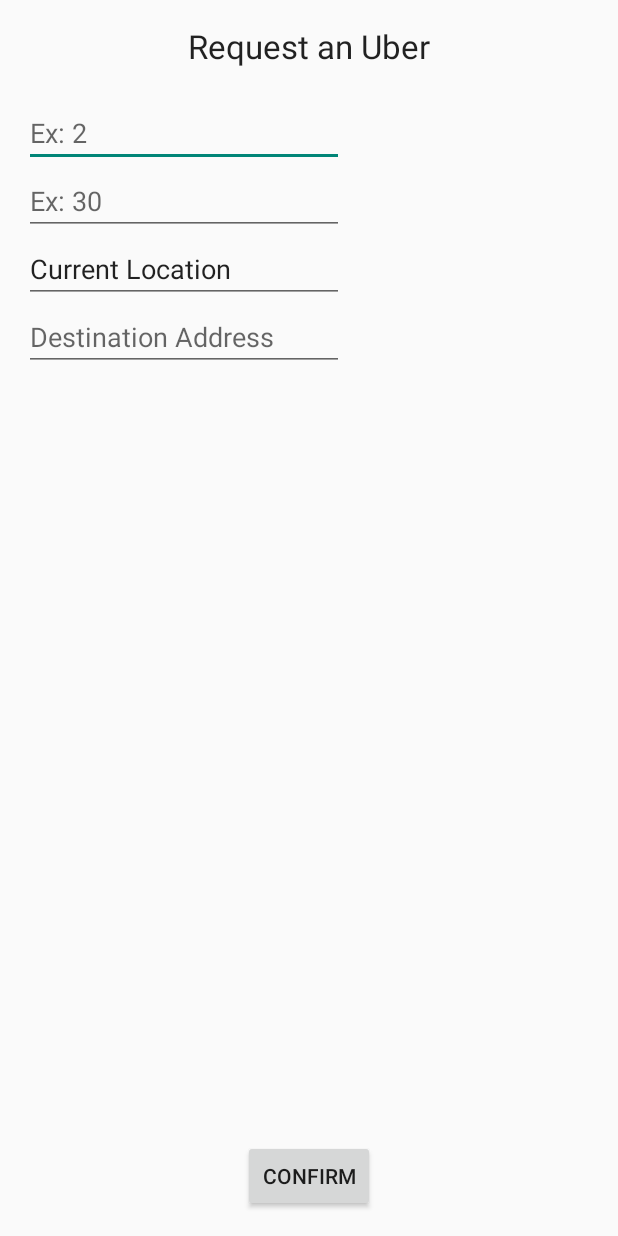
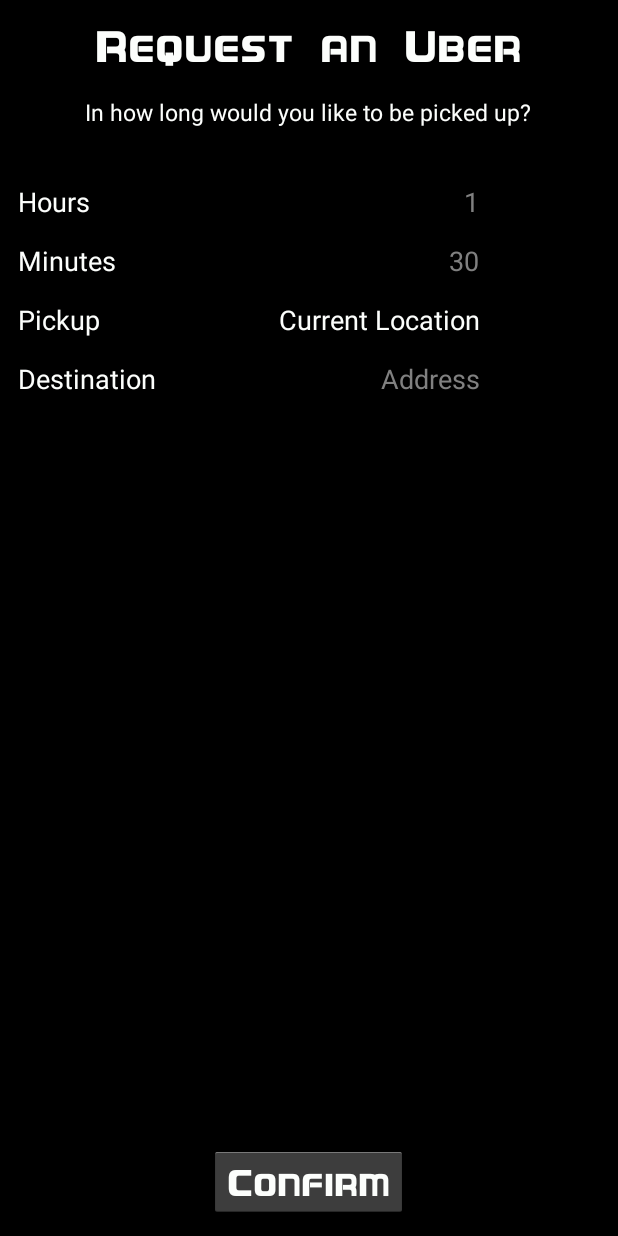
Before and after one commit to rperryng/uber-prepared, an Android app: the RequestUber screen opened directly, with no data from a screen before it, on a phone screen of 412 x 824 dp. Run offline under Robolectric (Android 15) with nearby library versions, the phone set to English and light mode, and no system bars.

Commit message:
more ui changes

```diff
--- a/android/UberPrepared/app/src/main/AndroidManifest.xml
+++ b/android/UberPrepared/app/src/main/AndroidManifest.xml
@@ -16,7 +16,7 @@
     <application
         android:allowBackup="true"
         android:icon="@drawable/arrow_logo"
-        android:theme="@style/AppTheme" >
+        android:theme="@style/android:Theme.Holo.Light" >
         <meta-data
             android:name="com.google.android.gms.version"
             android:value="@integer/google_play_services_version" />
--- a/android/UberPrepared/app/src/main/java/com/example/catherinaxu/uberprepared/RequestUber.java
+++ b/android/UberPrepared/app/src/main/java/com/example/catherinaxu/uberprepared/RequestUber.java
@@ -6,6 +6,7 @@ import android.app.NotificationManager;
 import android.content.Context;
 import android.content.DialogInterface;
 import android.content.Intent;
+import android.graphics.Typeface;
 import android.location.Address;
 import android.location.Geocoder;
 import android.location.Location;
@@ -17,7 +18,9 @@ import android.util.Log;
 import android.view.Menu;
 import android.view.MenuItem;
 import android.view.View;
+import android.widget.Button;
 import android.widget.EditText;
+import android.widget.TextView;
 import android.widget.Toast;
 
 import java.io.IOException;
@@ -54,18 +57,26 @@ public class RequestUber extends Activity {
         setContentView(R.layout.activity_request_uber);
         getActionBar().hide();
 
+        TextView title = (TextView) findViewById(R.id.title);
+        Typeface font = Typeface.createFromAsset(getAssets(), "Domelen.ttf");
+        title.setTypeface(font);
+
+        Button submit = (Button) findViewById(R.id.submit);
+        submit.setTypeface(font);
+
         EditText hour = (EditText) findViewById(R.id.hour);
-        hour.setHint("Ex: 2");
+        hour.setHint("1");
 
         EditText minute = (EditText) findViewById(R.id.minute);
-        minute.setHint("Ex: 30");
+        minute.setHint("30");
 
         //pickup set default with current location
         EditText pickup = (EditText) findViewById(R.id.pickup);
         pickup.setText("Current Location");
+        pickup.setHint("Address");
 
         EditText destination = (EditText) findViewById(R.id.destination);
-        destination.setHint("Destination Address");
+        destination.setHint("Address");
 
         TelephonyManager tMgr = (TelephonyManager) RequestUber.this.getApplicationContext().getSystemService(Context.TELEPHONY_SERVICE);
         mPhoneNumber = tMgr.getLine1Number();
@@ -257,6 +268,9 @@ public class RequestUber extends Activity {
                             dialog.cancel();
                             buildSuccessAlert();
                             deployNotification("");
+
+                            mDestinationCoords = new LatLng(dmatches.get(0).getLatitude(), dmatches.get(0).getLongitude());
+
                         }
                     })
                     .setNegativeButton("No", new DialogInterface.OnClickListener() {
@@ -278,7 +292,7 @@ public class RequestUber extends Activity {
             AlertDialog.Builder builder = new AlertDialog.Builder(this);
             String paddress = buildAddress(pmatches);
 
-            builder.setMessage("Is " + paddress + " your pickup location? -> ")
+            builder.setMessage("Is " + paddress + " your pickup location?")
                    .setCancelable(false)
                    .setPositiveButton("Yes", new DialogInterface.OnClickListener() {
                         public void onClick(DialogInterface dialog, int id) {
@@ -306,18 +320,11 @@ public class RequestUber extends Activity {
                                             // send HTTP post, and make sure it works
 
                                             dialog.cancel();
-                                            Log.d("test", "I'm here!!!");
                                             buildSuccessAlert();
 
                                             deployNotification("");
 
                                             mDestinationCoords = new LatLng(dmatches.get(0).getLatitude(), dmatches.get(0).getLongitude());
-
-                                            Log.d("test", mPickupCoords.toString());
-                                            Log.d("test", mDestinationCoords.toString());
-                                            Log.d("test", mPhoneNumber);
-                                            Log.d("test", mHours);
-                                            Log.d("test", mMinutes);
                                         }
                                     })
                                     .setNegativeButton("No", new DialogInterface.OnClickListener() {
--- a/android/UberPrepared/app/src/main/res/layout/activity_main.xml
+++ b/android/UberPrepared/app/src/main/res/layout/activity_main.xml
@@ -25,6 +25,7 @@
         android:id="@+id/submit"
         android:nestedScrollingEnabled="false"
         android:onClick="submitClicked"
+        android:textColor="@color/white"
         android:layout_alignParentBottom="true"
         android:layout_centerHorizontal="true"
         android:textSize="25dp" />
--- a/android/UberPrepared/app/src/main/res/layout/activity_request_uber.xml
+++ b/android/UberPrepared/app/src/main/res/layout/activity_request_uber.xml
@@ -4,62 +4,131 @@
     android:paddingRight="@dimen/activity_horizontal_margin"
     android:paddingTop="@dimen/activity_vertical_margin"
     android:paddingBottom="@dimen/activity_vertical_margin"
+    android:background="@color/black"
     tools:context="com.example.catherinaxu.uberprepared.RequestUber"
     android:id="@+id/catherinaxu">
-
 
     <TextView
         android:layout_width="wrap_content"
         android:layout_height="wrap_content"
         android:textAppearance="?android:attr/textAppearanceLarge"
         android:text="Request an Uber"
+        android:textColor="@color/white"
         android:id="@+id/title"
         android:layout_alignParentTop="true"
-        android:layout_centerHorizontal="true" />
+        android:layout_centerHorizontal="true"
+        android:textSize="30dp"
+        android:textIsSelectable="true" />
 
-    <LinearLayout
-        android:paddingTop="50dp"
+    <TextView
+        android:layout_width="wrap_content"
+        android:layout_height="wrap_content"
+        android:paddingTop="15dp"
+        android:text="In how long would you like to be picked up?"
+        android:textColor="@color/white"
+        android:id="@+id/description"
+        android:layout_below="@+id/title"
+        android:layout_centerHorizontal="true"
+        android:textSize="15dp"
+        android:textIsSelectable="true" />
+
+    <GridLayout
+        android:paddingTop="30dp"
+        android:layout_below="@+id/description"
         android:layout_width="match_parent"
         android:layout_height="match_parent"
-        android:orientation="vertical">
+        android:rowCount="4"
+        android:verticalSpacing="10dp"
+        android:horizontalSpacing="15dp"
+        android:columnCount="2">
+
+        <TextView
+            android:layout_width="wrap_content"
+            android:layout_height="wrap_content"
+            android:textAppearance="?android:attr/textAppearanceLarge"
+            android:text="Hours "
+            android:textColor="@color/white"
+            android:id="@+id/hour_prompt"
+            android:textSize="18dp"
+            android:textIsSelectable="true" />
 
         <EditText
             android:layout_width="wrap_content"
             android:layout_height="wrap_content"
             android:inputType="text"
+            android:textColor="@color/white"
             android:ems="10"
+            android:gravity="end"
             android:id="@+id/hour" />
+
+        <TextView
+            android:layout_width="wrap_content"
+            android:layout_height="wrap_content"
+            android:textAppearance="?android:attr/textAppearanceLarge"
+            android:text="Minutes "
+            android:textColor="@color/white"
+            android:id="@+id/minutes_prompt"
+            android:textSize="18dp"
+            android:textIsSelectable="true" />
 
         <EditText
             android:layout_width="wrap_content"
             android:layout_height="wrap_content"
             android:inputType="text"
+            android:textColor="@color/white"
             android:ems="10"
+            android:gravity="end"
             android:id="@+id/minute" />
+
+        <TextView
+            android:layout_width="wrap_content"
+            android:layout_height="wrap_content"
+            android:textAppearance="?android:attr/textAppearanceLarge"
+            android:text="Pickup "
+            android:textColor="@color/white"
+            android:id="@+id/pickup_prompt"
+            android:textSize="18dp"
+            android:textIsSelectable="true" />
 
         <EditText
             android:layout_width="wrap_content"
             android:layout_height="wrap_content"
+            android:textColor="@color/white"
             android:inputType="textPostalAddress"
             android:ems="10"
+            android:gravity="end"
             android:id="@+id/pickup" />
+
+        <TextView
+            android:layout_width="wrap_content"
+            android:layout_height="wrap_content"
+            android:textAppearance="?android:attr/textAppearanceLarge"
+            android:text="Destination &#160;&#160;"
+            android:textColor="@color/white"
+            android:id="@+id/dest_prompt"
+            android:textSize="18dp"
+            android:textIsSelectable="true" />
 
         <EditText
             android:layout_width="wrap_content"
             android:layout_height="wrap_content"
+            android:textColor="@color/white"
             android:inputType="textPostalAddress"
             android:ems="10"
+            android:gravity="right"
             android:id="@+id/destination"/>
 
-    </LinearLayout>
+    </GridLayout>
 
     <Button
         android:layout_width="wrap_content"
         android:layout_height="wrap_content"
         android:text="Confirm"
-        android:id="@+id/button"
+        android:id="@+id/submit"
         android:onClick="submitClicked"
+        android:textColor="@color/white"
         android:layout_alignParentBottom="true"
-        android:layout_centerHorizontal="true" />
+        android:layout_centerHorizontal="true"
+        android:textSize="25dp" />
 
 </RelativeLayout>
--- a/android/UberPrepared/app/src/main/res/values/dimens.xml
+++ b/android/UberPrepared/app/src/main/res/values/dimens.xml
@@ -1,5 +1,5 @@
 <resources>
     <!-- Default screen margins, per the Android Design guidelines. -->
-    <dimen name="activity_horizontal_margin">16dp</dimen>
-    <dimen name="activity_vertical_margin">16dp</dimen>
+    <dimen name="activity_horizontal_margin">12dp</dimen>
+    <dimen name="activity_vertical_margin">12dp</dimen>
 </resources>
--- a/android/UberPrepared/app/src/main/res/values/styles.xml
+++ b/android/UberPrepared/app/src/main/res/values/styles.xml
@@ -5,4 +5,6 @@
         <!-- Customize your theme here. -->
     </style>
 
+
+
 </resources>
```
Lines whose indentation alone changed are shown as unchanged.
